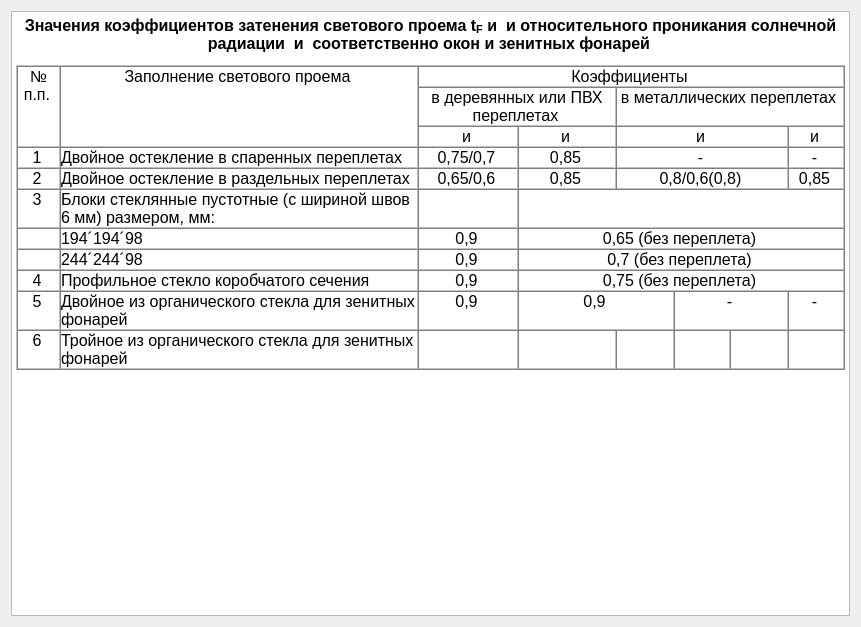
Above: t1t2dialog.ui from MafuraG/enegpassport before the change. Below: the same form after it.
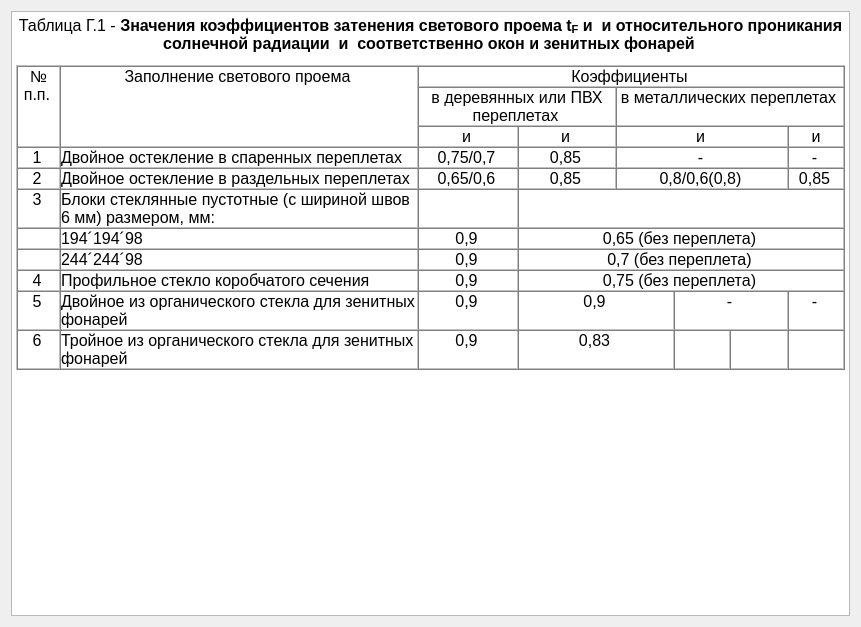
That is the form after the change. Icons and pictures are not drawn.

```diff
--- a/t1t2dialog.ui
+++ b/t1t2dialog.ui
@@ -24,7 +24,7 @@
 &lt;html&gt;&lt;head&gt;&lt;meta name=&quot;qrichtext&quot; content=&quot;1&quot; /&gt;&lt;style type=&quot;text/css&quot;&gt;
 p, li { white-space: pre-wrap; }
 &lt;/style&gt;&lt;/head&gt;&lt;body style=&quot; font-family:'MS Shell Dlg 2'; font-size:8.25pt; font-weight:400; font-style:normal;&quot;&gt;
-&lt;p align=&quot;center&quot; style=&quot; margin-top:12px; margin-bottom:12px; margin-left:0px; margin-right:0px; -qt-block-indent:0; text-indent:0px;&quot;&gt;&lt;span style=&quot; font-family:'Times New Roman,serif'; font-size:12pt; font-weight:600;&quot;&gt;Значения коэффициентов затенения светового проема &lt;/span&gt;&lt;img src=&quot;file:///C:\Users\mafurag\AppData\Local\Temp\msohtmlclip1\01\clip_image001.gif&quot; width=&quot;32&quot; height=&quot;24&quot; /&gt;&lt;span style=&quot; font-family:'Times New Roman,serif'; font-size:12pt; font-weight:600;&quot;&gt;t&lt;/span&gt;&lt;span style=&quot; font-family:'Times New Roman,serif'; font-size:12pt; font-weight:600; vertical-align:sub;&quot;&gt;F&lt;/span&gt;&lt;span style=&quot; font-family:'Times New Roman,serif'; font-size:12pt; font-weight:600;&quot;&gt; и &lt;/span&gt;&lt;img src=&quot;file:///C:\Users\mafurag\AppData\Local\Temp\msohtmlclip1\01\clip_image002.gif&quot; width=&quot;40&quot; height=&quot;25&quot; /&gt;&lt;span style=&quot; font-family:'Times New Roman,serif'; font-size:12pt; font-weight:600;&quot;&gt; и относительного проникания солнечной радиации &lt;/span&gt;&lt;img src=&quot;file:///C:\Users\mafurag\AppData\Local\Temp\msohtmlclip1\01\clip_image003.gif&quot; width=&quot;31&quot; height=&quot;24&quot; /&gt;&lt;span style=&quot; font-family:'Times New Roman,serif'; font-size:12pt; font-weight:600;&quot;&gt; и &lt;/span&gt;&lt;img src=&quot;file:///C:\Users\mafurag\AppData\Local\Temp\msohtmlclip1\01\clip_image004.gif&quot; width=&quot;39&quot; height=&quot;25&quot; /&gt;&lt;span style=&quot; font-family:'Times New Roman,serif'; font-size:12pt; font-weight:600;&quot;&gt; соответственно окон и зенитных фонарей&lt;/span&gt;&lt;span style=&quot; font-size:8pt;&quot;&gt; &lt;/span&gt;&lt;/p&gt;
+&lt;p align=&quot;center&quot; style=&quot; margin-top:12px; margin-bottom:12px; margin-left:0px; margin-right:0px; -qt-block-indent:0; text-indent:0px;&quot;&gt;&lt;span style=&quot; font-family:'Times New Roman,serif'; font-size:12pt;&quot;&gt;Таблица Г.1 - &lt;/span&gt;&lt;span style=&quot; font-family:'Times New Roman,serif'; font-size:12pt; font-weight:600;&quot;&gt;Значения коэффициентов затенения светового проема &lt;/span&gt;&lt;img src=&quot;:/clipimage/clipimage/clip_image001.png&quot; /&gt;&lt;span style=&quot; font-family:'Times New Roman,serif'; font-size:12pt; font-weight:600;&quot;&gt;t&lt;/span&gt;&lt;span style=&quot; font-family:'Times New Roman,serif'; font-size:12pt; font-weight:600; vertical-align:sub;&quot;&gt;F&lt;/span&gt;&lt;span style=&quot; font-family:'Times New Roman,serif'; font-size:12pt; font-weight:600;&quot;&gt; и &lt;/span&gt;&lt;img src=&quot;:/clipimage/clipimage/clip_image002.png&quot; width=&quot;40&quot; height=&quot;25&quot; /&gt;&lt;span style=&quot; font-family:'Times New Roman,serif'; font-size:12pt; font-weight:600;&quot;&gt; и относительного проникания солнечной радиации &lt;/span&gt;&lt;img src=&quot;:/clipimage/clipimage/clip_image003.png&quot; width=&quot;31&quot; height=&quot;24&quot; /&gt;&lt;span style=&quot; font-family:'Times New Roman,serif'; font-size:12pt; font-weight:600;&quot;&gt; и &lt;/span&gt;&lt;img src=&quot;:/clipimage/clipimage/clip_image004.png&quot; width=&quot;39&quot; height=&quot;25&quot; /&gt;&lt;span style=&quot; font-family:'Times New Roman,serif'; font-size:12pt; font-weight:600;&quot;&gt; соответственно окон и зенитных фонарей&lt;/span&gt;&lt;span style=&quot; font-size:8pt;&quot;&gt; &lt;/span&gt;&lt;/p&gt;
 &lt;p align=&quot;center&quot; style=&quot;-qt-paragraph-type:empty; margin-top:0px; margin-bottom:0px; margin-left:0px; margin-right:0px; -qt-block-indent:0; text-indent:0px; font-size:8pt;&quot;&gt;&lt;br /&gt;&lt;/p&gt;
 &lt;table border=&quot;1&quot; style=&quot; margin-top:0px; margin-bottom:0px; margin-left:0px; margin-right:0px;&quot; align=&quot;center&quot; width=&quot;100%&quot; cellspacing=&quot;0&quot; cellpadding=&quot;0&quot;&gt;&lt;thead&gt;
 &lt;tr&gt;
@@ -41,13 +41,13 @@
 &lt;p align=&quot;center&quot; style=&quot; margin-top:12px; margin-bottom:12px; margin-left:0px; margin-right:0px; -qt-block-indent:0; text-indent:0px;&quot;&gt;&lt;span style=&quot; font-family:'Times New Roman,serif'; font-size:12pt;&quot;&gt;в металлических переплетах&lt;/span&gt;&lt;span style=&quot; font-size:8pt;&quot;&gt; &lt;/span&gt;&lt;/p&gt;&lt;/td&gt;&lt;/tr&gt;
 &lt;tr&gt;
 &lt;td width=&quot;8.16667%&quot; style=&quot; padding-left:0; padding-right:0; padding-top:0; padding-bottom:0;&quot;&gt;
-&lt;p align=&quot;center&quot; style=&quot; margin-top:12px; margin-bottom:12px; margin-left:0px; margin-right:0px; -qt-block-indent:0; text-indent:0px;&quot;&gt;&lt;img src=&quot;file:///C:\Users\mafurag\AppData\Local\Temp\msohtmlclip1\01\clip_image001.gif&quot; width=&quot;32&quot; height=&quot;24&quot; /&gt;&lt;span style=&quot; font-family:'Times New Roman,serif'; font-size:12pt;&quot;&gt; и &lt;/span&gt;&lt;img src=&quot;file:///C:\Users\mafurag\AppData\Local\Temp\msohtmlclip1\01\clip_image002.gif&quot; width=&quot;40&quot; height=&quot;25&quot; /&gt;&lt;span style=&quot; font-size:8pt;&quot;&gt; &lt;/span&gt;&lt;/p&gt;&lt;/td&gt;
+&lt;p align=&quot;center&quot; style=&quot; margin-top:12px; margin-bottom:12px; margin-left:0px; margin-right:0px; -qt-block-indent:0; text-indent:0px;&quot;&gt;&lt;img src=&quot;:/clipimage/clipimage/clip_image001.png&quot; /&gt;&lt;span style=&quot; font-family:'Times New Roman,serif'; font-size:12pt;&quot;&gt; и &lt;/span&gt;&lt;img src=&quot;:/clipimage/clipimage/clip_image002.png&quot; /&gt;&lt;span style=&quot; font-size:8pt;&quot;&gt; &lt;/span&gt;&lt;/p&gt;&lt;/td&gt;
 &lt;td width=&quot;8.16667%&quot; style=&quot; padding-left:0; padding-right:0; padding-top:0; padding-bottom:0;&quot;&gt;
-&lt;p align=&quot;center&quot; style=&quot; margin-top:12px; margin-bottom:12px; margin-left:0px; margin-right:0px; -qt-block-indent:0; text-indent:0px;&quot;&gt;&lt;img src=&quot;file:///C:\Users\mafurag\AppData\Local\Temp\msohtmlclip1\01\clip_image003.gif&quot; width=&quot;31&quot; height=&quot;24&quot; /&gt;&lt;span style=&quot; font-family:'Times New Roman,serif'; font-size:12pt;&quot;&gt; и &lt;/span&gt;&lt;img src=&quot;file:///C:\Users\mafurag\AppData\Local\Temp\msohtmlclip1\01\clip_image004.gif&quot; width=&quot;39&quot; height=&quot;25&quot; /&gt;&lt;span style=&quot; font-size:8pt;&quot;&gt; &lt;/span&gt;&lt;/p&gt;&lt;/td&gt;
+&lt;p align=&quot;center&quot; style=&quot; margin-top:12px; margin-bottom:12px; margin-left:0px; margin-right:0px; -qt-block-indent:0; text-indent:0px;&quot;&gt;&lt;img src=&quot;:/clipimage/clipimage/clip_image003.png&quot; /&gt;&lt;span style=&quot; font-family:'Times New Roman,serif'; font-size:12pt;&quot;&gt; и &lt;/span&gt;&lt;img src=&quot;:/clipimage/clipimage/clip_image004.png&quot; /&gt;&lt;span style=&quot; font-size:8pt;&quot;&gt; &lt;/span&gt;&lt;/p&gt;&lt;/td&gt;
 &lt;td colspan=&quot;3&quot; style=&quot; padding-left:0; padding-right:0; padding-top:0; padding-bottom:0;&quot;&gt;
-&lt;p align=&quot;center&quot; style=&quot; margin-top:12px; margin-bottom:12px; margin-left:0px; margin-right:0px; -qt-block-indent:0; text-indent:0px;&quot;&gt;&lt;img src=&quot;file:///C:\Users\mafurag\AppData\Local\Temp\msohtmlclip1\01\clip_image001.gif&quot; width=&quot;32&quot; height=&quot;24&quot; /&gt;&lt;span style=&quot; font-family:'Times New Roman,serif'; font-size:12pt;&quot;&gt; и &lt;/span&gt;&lt;img src=&quot;file:///C:\Users\mafurag\AppData\Local\Temp\msohtmlclip1\01\clip_image002.gif&quot; width=&quot;40&quot; height=&quot;25&quot; /&gt;&lt;span style=&quot; font-size:8pt;&quot;&gt; &lt;/span&gt;&lt;/p&gt;&lt;/td&gt;
+&lt;p align=&quot;center&quot; style=&quot; margin-top:12px; margin-bottom:12px; margin-left:0px; margin-right:0px; -qt-block-indent:0; text-indent:0px;&quot;&gt;&lt;img src=&quot;:/clipimage/clipimage/clip_image001.png&quot; /&gt;&lt;span style=&quot; font-family:'Times New Roman,serif'; font-size:12pt;&quot;&gt; и &lt;/span&gt;&lt;img src=&quot;:/clipimage/clipimage/clip_image002.png&quot; /&gt;&lt;span style=&quot; font-size:8pt;&quot;&gt; &lt;/span&gt;&lt;/p&gt;&lt;/td&gt;
 &lt;td width=&quot;8.16667%&quot; style=&quot; padding-left:0; padding-right:0; padding-top:0; padding-bottom:0;&quot;&gt;
-&lt;p align=&quot;center&quot; style=&quot; margin-top:12px; margin-bottom:12px; margin-left:0px; margin-right:0px; -qt-block-indent:0; text-indent:0px;&quot;&gt;&lt;img src=&quot;file:///C:\Users\mafurag\AppData\Local\Temp\msohtmlclip1\01\clip_image003.gif&quot; width=&quot;31&quot; height=&quot;24&quot; /&gt;&lt;span style=&quot; font-family:'Times New Roman,serif'; font-size:12pt;&quot;&gt; и &lt;/span&gt;&lt;img src=&quot;file:///C:\Users\mafurag\AppData\Local\Temp\msohtmlclip1\01\clip_image004.gif&quot; width=&quot;39&quot; height=&quot;25&quot; /&gt;&lt;span style=&quot; font-size:8pt;&quot;&gt; &lt;/span&gt;&lt;/p&gt;&lt;/td&gt;&lt;/tr&gt;&lt;/thead&gt;
+&lt;p align=&quot;center&quot; style=&quot; margin-top:12px; margin-bottom:12px; margin-left:0px; margin-right:0px; -qt-block-indent:0; text-indent:0px;&quot;&gt;&lt;img src=&quot;:/clipimage/clipimage/clip_image003.png&quot; /&gt;&lt;span style=&quot; font-family:'Times New Roman,serif'; font-size:12pt;&quot;&gt; и &lt;/span&gt;&lt;img src=&quot;:/clipimage/clipimage/clip_image004.png&quot; /&gt;&lt;/p&gt;&lt;/td&gt;&lt;/tr&gt;&lt;/thead&gt;
 &lt;tr&gt;
 &lt;td style=&quot; vertical-align:top; padding-left:0; padding-right:0; padding-top:0; padding-bottom:0;&quot;&gt;
 &lt;p align=&quot;center&quot; style=&quot; margin-top:12px; margin-bottom:12px; margin-left:0px; margin-right:0px; -qt-block-indent:0; text-indent:0px;&quot;&gt;&lt;span style=&quot; font-family:'Times New Roman,serif'; font-size:12pt;&quot;&gt;1&lt;/span&gt;&lt;span style=&quot; font-size:8pt;&quot;&gt; &lt;/span&gt;&lt;/p&gt;&lt;/td&gt;
@@ -80,12 +80,12 @@
 &lt;td style=&quot; vertical-align:top; padding-left:0; padding-right:0; padding-top:0; padding-bottom:0;&quot;&gt;
 &lt;p style=&quot; margin-top:12px; margin-bottom:12px; margin-left:0px; margin-right:0px; -qt-block-indent:0; text-indent:0px;&quot;&gt;&lt;span style=&quot; font-family:'Times New Roman,serif'; font-size:12pt;&quot;&gt;Блоки стеклянные пустотные (с шириной швов 6 мм) размером, мм:&lt;/span&gt;&lt;span style=&quot; font-size:8pt;&quot;&gt; &lt;/span&gt;&lt;/p&gt;&lt;/td&gt;
 &lt;td style=&quot; vertical-align:top; padding-left:0; padding-right:0; padding-top:0; padding-bottom:0;&quot;&gt;
-&lt;p align=&quot;center&quot; style=&quot; margin-top:12px; margin-bottom:12px; margin-left:0px; margin-right:0px; -qt-block-indent:0; text-indent:0px;&quot;&gt;&lt;span style=&quot; font-family:'Times New Roman,serif'; font-size:12pt;&quot;&gt; &lt;/span&gt;&lt;span style=&quot; font-size:8pt;&quot;&gt; &lt;/span&gt;&lt;/p&gt;&lt;/td&gt;
+&lt;p align=&quot;center&quot; style=&quot; margin-top:12px; margin-bottom:12px; margin-left:0px; margin-right:0px; -qt-block-indent:0; text-indent:0px;&quot;&gt;&lt;span style=&quot; font-family:'Times New Roman,serif'; font-size:12pt;&quot;&gt; &lt;/span&gt;&lt;span style=&quot; font-size:8pt;&quot;&gt; &lt;/span&gt;&lt;/p&gt;&lt;/td&gt;
 &lt;td colspan=&quot;5&quot; style=&quot; vertical-align:top; padding-left:0; padding-right:0; padding-top:0; padding-bottom:0;&quot;&gt;
-&lt;p align=&quot;center&quot; style=&quot; margin-top:12px; margin-bottom:12px; margin-left:0px; margin-right:0px; -qt-block-indent:0; text-indent:0px;&quot;&gt;&lt;span style=&quot; font-family:'Times New Roman,serif'; font-size:12pt;&quot;&gt; &lt;/span&gt;&lt;span style=&quot; font-size:8pt;&quot;&gt; &lt;/span&gt;&lt;/p&gt;&lt;/td&gt;&lt;/tr&gt;
+&lt;p align=&quot;center&quot; style=&quot; margin-top:12px; margin-bottom:12px; margin-left:0px; margin-right:0px; -qt-block-indent:0; text-indent:0px;&quot;&gt;&lt;span style=&quot; font-family:'Times New Roman,serif'; font-size:12pt;&quot;&gt; &lt;/span&gt;&lt;span style=&quot; font-size:8pt;&quot;&gt; &lt;/span&gt;&lt;/p&gt;&lt;/td&gt;&lt;/tr&gt;
 &lt;tr&gt;
 &lt;td style=&quot; vertical-align:top; padding-left:0; padding-right:0; padding-top:0; padding-bottom:0;&quot;&gt;
-&lt;p align=&quot;center&quot; style=&quot; margin-top:12px; margin-bottom:12px; margin-left:0px; margin-right:0px; -qt-block-indent:0; text-indent:0px;&quot;&gt;&lt;span style=&quot; font-family:'Times New Roman,serif'; font-size:12pt;&quot;&gt; &lt;/span&gt;&lt;span style=&quot; font-size:8pt;&quot;&gt; &lt;/span&gt;&lt;/p&gt;&lt;/td&gt;
+&lt;p align=&quot;center&quot; style=&quot; margin-top:12px; margin-bottom:12px; margin-left:0px; margin-right:0px; -qt-block-indent:0; text-indent:0px;&quot;&gt;&lt;span style=&quot; font-family:'Times New Roman,serif'; font-size:12pt;&quot;&gt; &lt;/span&gt;&lt;span style=&quot; font-size:8pt;&quot;&gt; &lt;/span&gt;&lt;/p&gt;&lt;/td&gt;
 &lt;td style=&quot; vertical-align:top; padding-left:0; padding-right:0; padding-top:0; padding-bottom:0;&quot;&gt;
 &lt;p style=&quot; margin-top:12px; margin-bottom:12px; margin-left:0px; margin-right:0px; -qt-block-indent:0; text-indent:0px;&quot;&gt;&lt;span style=&quot; font-family:'Times New Roman,serif'; font-size:12pt;&quot;&gt;194´194´98&lt;/span&gt;&lt;span style=&quot; font-size:8pt;&quot;&gt; &lt;/span&gt;&lt;/p&gt;&lt;/td&gt;
 &lt;td style=&quot; vertical-align:top; padding-left:0; padding-right:0; padding-top:0; padding-bottom:0;&quot;&gt;
@@ -94,7 +94,7 @@
 &lt;p align=&quot;center&quot; style=&quot; margin-top:12px; margin-bottom:12px; margin-left:0px; margin-right:0px; -qt-block-indent:0; text-indent:0px;&quot;&gt;&lt;span style=&quot; font-family:'Times New Roman,serif'; font-size:12pt;&quot;&gt;0,65 (без переплета)&lt;/span&gt;&lt;span style=&quot; font-size:8pt;&quot;&gt; &lt;/span&gt;&lt;/p&gt;&lt;/td&gt;&lt;/tr&gt;
 &lt;tr&gt;
 &lt;td style=&quot; vertical-align:top; padding-left:0; padding-right:0; padding-top:0; padding-bottom:0;&quot;&gt;
-&lt;p align=&quot;center&quot; style=&quot; margin-top:12px; margin-bottom:12px; margin-left:0px; margin-right:0px; -qt-block-indent:0; text-indent:0px;&quot;&gt;&lt;span style=&quot; font-family:'Times New Roman,serif'; font-size:12pt;&quot;&gt; &lt;/span&gt;&lt;span style=&quot; font-size:8pt;&quot;&gt; &lt;/span&gt;&lt;/p&gt;&lt;/td&gt;
+&lt;p align=&quot;center&quot; style=&quot; margin-top:12px; margin-bottom:12px; margin-left:0px; margin-right:0px; -qt-block-indent:0; text-indent:0px;&quot;&gt;&lt;span style=&quot; font-family:'Times New Roman,serif'; font-size:12pt;&quot;&gt; &lt;/span&gt;&lt;span style=&quot; font-size:8pt;&quot;&gt; &lt;/span&gt;&lt;/p&gt;&lt;/td&gt;
 &lt;td style=&quot; vertical-align:top; padding-left:0; padding-right:0; padding-top:0; padding-bottom:0;&quot;&gt;
 &lt;p style=&quot; margin-top:12px; margin-bottom:12px; margin-left:0px; margin-right:0px; -qt-block-indent:0; text-indent:0px;&quot;&gt;&lt;span style=&quot; font-family:'Times New Roman,serif'; font-size:12pt;&quot;&gt;244´244´98&lt;/span&gt;&lt;span style=&quot; font-size:8pt;&quot;&gt; &lt;/span&gt;&lt;/p&gt;&lt;/td&gt;
 &lt;td style=&quot; vertical-align:top; padding-left:0; padding-right:0; padding-top:0; padding-bottom:0;&quot;&gt;
@@ -155,13 +155,13 @@
 &lt;td style=&quot; vertical-align:top; padding-left:0; padding-right:0; padding-top:0; padding-bottom:0;&quot;&gt;
 &lt;p style=&quot; margin-top:12px; margin-bottom:12px; margin-left:0px; margin-right:0px; -qt-block-indent:0; text-indent:0px;&quot;&gt;&lt;span style=&quot; font-family:'Times New Roman,serif'; font-size:12pt;&quot;&gt;Однокамерный стеклопакет из стекла:&lt;/span&gt;&lt;span style=&quot; font-size:8pt;&quot;&gt; &lt;/span&gt;&lt;/p&gt;&lt;/td&gt;
 &lt;td style=&quot; vertical-align:top; padding-left:0; padding-right:0; padding-top:0; padding-bottom:0;&quot;&gt;
-&lt;p align=&quot;center&quot; style=&quot; margin-top:12px; margin-bottom:12px; margin-left:0px; margin-right:0px; -qt-block-indent:0; text-indent:0px;&quot;&gt;&lt;span style=&quot; font-family:'Times New Roman,serif'; font-size:12pt;&quot;&gt; &lt;/span&gt;&lt;span style=&quot; font-size:8pt;&quot;&gt; &lt;/span&gt;&lt;/p&gt;&lt;/td&gt;
+&lt;p align=&quot;center&quot; style=&quot; margin-top:12px; margin-bottom:12px; margin-left:0px; margin-right:0px; -qt-block-indent:0; text-indent:0px;&quot;&gt;&lt;span style=&quot; font-family:'Times New Roman,serif'; font-size:12pt;&quot;&gt; &lt;/span&gt;&lt;span style=&quot; font-size:8pt;&quot;&gt; &lt;/span&gt;&lt;/p&gt;&lt;/td&gt;
 &lt;td colspan=&quot;2&quot; style=&quot; vertical-align:top; padding-left:0; padding-right:0; padding-top:0; padding-bottom:0;&quot;&gt;
-&lt;p align=&quot;center&quot; style=&quot; margin-top:12px; margin-bottom:12px; margin-left:0px; margin-right:0px; -qt-block-indent:0; text-indent:0px;&quot;&gt;&lt;span style=&quot; font-family:'Times New Roman,serif'; font-size:12pt;&quot;&gt; &lt;/span&gt;&lt;span style=&quot; font-size:8pt;&quot;&gt; &lt;/span&gt;&lt;/p&gt;&lt;/td&gt;
+&lt;p align=&quot;center&quot; style=&quot; margin-top:12px; margin-bottom:12px; margin-left:0px; margin-right:0px; -qt-block-indent:0; text-indent:0px;&quot;&gt;&lt;span style=&quot; font-family:'Times New Roman,serif'; font-size:12pt;&quot;&gt; &lt;/span&gt;&lt;span style=&quot; font-size:8pt;&quot;&gt; &lt;/span&gt;&lt;/p&gt;&lt;/td&gt;
 &lt;td colspan=&quot;2&quot; style=&quot; vertical-align:top; padding-left:0; padding-right:0; padding-top:0; padding-bottom:0;&quot;&gt;
-&lt;p align=&quot;center&quot; style=&quot; margin-top:12px; margin-bottom:12px; margin-left:0px; margin-right:0px; -qt-block-indent:0; text-indent:0px;&quot;&gt;&lt;span style=&quot; font-family:'Times New Roman,serif'; font-size:12pt;&quot;&gt; &lt;/span&gt;&lt;span style=&quot; font-size:8pt;&quot;&gt; &lt;/span&gt;&lt;/p&gt;&lt;/td&gt;
+&lt;p align=&quot;center&quot; style=&quot; margin-top:12px; margin-bottom:12px; margin-left:0px; margin-right:0px; -qt-block-indent:0; text-indent:0px;&quot;&gt;&lt;span style=&quot; font-family:'Times New Roman,serif'; font-size:12pt;&quot;&gt; &lt;/span&gt;&lt;span style=&quot; font-size:8pt;&quot;&gt; &lt;/span&gt;&lt;/p&gt;&lt;/td&gt;
 &lt;td style=&quot; vertical-align:top; padding-left:0; padding-right:0; padding-top:0; padding-bottom:0;&quot;&gt;
-&lt;p align=&quot;center&quot; style=&quot; margin-top:12px; margin-bottom:12px; margin-left:0px; margin-right:0px; -qt-block-indent:0; text-indent:0px;&quot;&gt;&lt;span style=&quot; font-family:'Times New Roman,serif'; font-size:12pt;&quot;&gt; &lt;/span&gt;&lt;span style=&quot; font-size:8pt;&quot;&gt; &lt;/span&gt;&lt;/p&gt;&lt;/td&gt;&lt;/tr&gt;
+&lt;p align=&quot;center&quot; style=&quot; margin-top:12px; margin-bottom:12px; margin-left:0px; margin-right:0px; -qt-block-indent:0; text-indent:0px;&quot;&gt;&lt;span style=&quot; font-family:'Times New Roman,serif'; font-size:12pt;&quot;&gt; &lt;/span&gt;&lt;span style=&quot; font-size:8pt;&quot;&gt; &lt;/span&gt;&lt;/p&gt;&lt;/td&gt;&lt;/tr&gt;
 &lt;tr&gt;
 &lt;td style=&quot; vertical-align:top; padding-left:0; padding-right:0; padding-top:0; padding-bottom:0;&quot;&gt;
 &lt;p style=&quot; margin-top:12px; margin-bottom:12px; margin-left:0px; margin-right:0px; -qt-block-indent:0; text-indent:0px;&quot;&gt;&lt;span style=&quot; font-family:'Times New Roman,serif'; font-size:12pt;&quot;&gt;обычного&lt;/span&gt;&lt;span style=&quot; font-size:8pt;&quot;&gt; &lt;/span&gt;&lt;/p&gt;&lt;/td&gt;
@@ -201,13 +201,13 @@
 &lt;td style=&quot; vertical-align:top; padding-left:0; padding-right:0; padding-top:0; padding-bottom:0;&quot;&gt;
 &lt;p style=&quot; margin-top:12px; margin-bottom:12px; margin-left:0px; margin-right:0px; -qt-block-indent:0; text-indent:0px;&quot;&gt;&lt;span style=&quot; font-family:'Times New Roman,serif'; font-size:12pt;&quot;&gt;Двухкамерный стеклопакет из стекла:&lt;/span&gt;&lt;span style=&quot; font-size:8pt;&quot;&gt; &lt;/span&gt;&lt;/p&gt;&lt;/td&gt;
 &lt;td style=&quot; vertical-align:top; padding-left:0; padding-right:0; padding-top:0; padding-bottom:0;&quot;&gt;
-&lt;p align=&quot;center&quot; style=&quot; margin-top:12px; margin-bottom:12px; margin-left:0px; margin-right:0px; -qt-block-indent:0; text-indent:0px;&quot;&gt;&lt;span style=&quot; font-family:'Times New Roman,serif'; font-size:12pt;&quot;&gt; &lt;/span&gt;&lt;span style=&quot; font-size:8pt;&quot;&gt; &lt;/span&gt;&lt;/p&gt;&lt;/td&gt;
+&lt;p align=&quot;center&quot; style=&quot; margin-top:12px; margin-bottom:12px; margin-left:0px; margin-right:0px; -qt-block-indent:0; text-indent:0px;&quot;&gt;&lt;span style=&quot; font-family:'Times New Roman,serif'; font-size:12pt;&quot;&gt; &lt;/span&gt;&lt;span style=&quot; font-size:8pt;&quot;&gt; &lt;/span&gt;&lt;/p&gt;&lt;/td&gt;
 &lt;td colspan=&quot;2&quot; style=&quot; vertical-align:top; padding-left:0; padding-right:0; padding-top:0; padding-bottom:0;&quot;&gt;
-&lt;p align=&quot;center&quot; style=&quot; margin-top:12px; margin-bottom:12px; margin-left:0px; margin-right:0px; -qt-block-indent:0; text-indent:0px;&quot;&gt;&lt;span style=&quot; font-family:'Times New Roman,serif'; font-size:12pt;&quot;&gt; &lt;/span&gt;&lt;span style=&quot; font-size:8pt;&quot;&gt; &lt;/span&gt;&lt;/p&gt;&lt;/td&gt;
+&lt;p align=&quot;center&quot; style=&quot; margin-top:12px; margin-bottom:12px; margin-left:0px; margin-right:0px; -qt-block-indent:0; text-indent:0px;&quot;&gt;&lt;span style=&quot; font-family:'Times New Roman,serif'; font-size:12pt;&quot;&gt; &lt;/span&gt;&lt;span style=&quot; font-size:8pt;&quot;&gt; &lt;/span&gt;&lt;/p&gt;&lt;/td&gt;
 &lt;td colspan=&quot;2&quot; style=&quot; vertical-align:top; padding-left:0; padding-right:0; padding-top:0; padding-bottom:0;&quot;&gt;
-&lt;p align=&quot;center&quot; style=&quot; margin-top:12px; margin-bottom:12px; margin-left:0px; margin-right:0px; -qt-block-indent:0; text-indent:0px;&quot;&gt;&lt;span style=&quot; font-family:'Times New Roman,serif'; font-size:12pt;&quot;&gt; &lt;/span&gt;&lt;span style=&quot; font-size:8pt;&quot;&gt; &lt;/span&gt;&lt;/p&gt;&lt;/td&gt;
+&lt;p align=&quot;center&quot; style=&quot; margin-top:12px; margin-bottom:12px; margin-left:0px; margin-right:0px; -qt-block-indent:0; text-indent:0px;&quot;&gt;&lt;span style=&quot; font-family:'Times New Roman,serif'; font-size:12pt;&quot;&gt; &lt;/span&gt;&lt;span style=&quot; font-size:8pt;&quot;&gt; &lt;/span&gt;&lt;/p&gt;&lt;/td&gt;
 &lt;td style=&quot; vertical-align:top; padding-left:0; padding-right:0; padding-top:0; padding-bottom:0;&quot;&gt;
-&lt;p align=&quot;center&quot; style=&quot; margin-top:12px; margin-bottom:12px; margin-left:0px; margin-right:0px; -qt-block-indent:0; text-indent:0px;&quot;&gt;&lt;span style=&quot; font-family:'Times New Roman,serif'; font-size:12pt;&quot;&gt; &lt;/span&gt;&lt;span style=&quot; font-size:8pt;&quot;&gt; &lt;/span&gt;&lt;/p&gt;&lt;/td&gt;&lt;/tr&gt;
+&lt;p align=&quot;center&quot; style=&quot; margin-top:12px; margin-bottom:12px; margin-left:0px; margin-right:0px; -qt-block-indent:0; text-indent:0px;&quot;&gt;&lt;span style=&quot; font-family:'Times New Roman,serif'; font-size:12pt;&quot;&gt; &lt;/span&gt;&lt;span style=&quot; font-size:8pt;&quot;&gt; &lt;/span&gt;&lt;/p&gt;&lt;/td&gt;&lt;/tr&gt;
 &lt;tr&gt;
 &lt;td style=&quot; vertical-align:top; padding-left:0; padding-right:0; padding-top:0; padding-bottom:0;&quot;&gt;
 &lt;p style=&quot; margin-top:12px; margin-bottom:12px; margin-left:0px; margin-right:0px; -qt-block-indent:0; text-indent:0px;&quot;&gt;&lt;span style=&quot; font-family:'Times New Roman,serif'; font-size:12pt;&quot;&gt;обычного (с межстекольным расстоянием 6 мм)&lt;/span&gt;&lt;span style=&quot; font-size:8pt;&quot;&gt; &lt;/span&gt;&lt;/p&gt;&lt;/td&gt;
@@ -269,13 +269,13 @@
 &lt;td style=&quot; vertical-align:top; padding-left:0; padding-right:0; padding-top:0; padding-bottom:0;&quot;&gt;
 &lt;p style=&quot; margin-top:12px; margin-bottom:12px; margin-left:0px; margin-right:0px; -qt-block-indent:0; text-indent:0px;&quot;&gt;&lt;span style=&quot; font-family:'Times New Roman,serif'; font-size:12pt;&quot;&gt;Обычное стекло и однокамерный стеклопакет в раздельных переплетах из стекла:&lt;/span&gt;&lt;span style=&quot; font-size:8pt;&quot;&gt; &lt;/span&gt;&lt;/p&gt;&lt;/td&gt;
 &lt;td style=&quot; vertical-align:top; padding-left:0; padding-right:0; padding-top:0; padding-bottom:0;&quot;&gt;
-&lt;p align=&quot;center&quot; style=&quot; margin-top:12px; margin-bottom:12px; margin-left:0px; margin-right:0px; -qt-block-indent:0; text-indent:0px;&quot;&gt;&lt;span style=&quot; font-family:'Times New Roman,serif'; font-size:12pt;&quot;&gt; &lt;/span&gt;&lt;span style=&quot; font-size:8pt;&quot;&gt; &lt;/span&gt;&lt;/p&gt;&lt;/td&gt;
+&lt;p align=&quot;center&quot; style=&quot; margin-top:12px; margin-bottom:12px; margin-left:0px; margin-right:0px; -qt-block-indent:0; text-indent:0px;&quot;&gt;&lt;span style=&quot; font-family:'Times New Roman,serif'; font-size:12pt;&quot;&gt; &lt;/span&gt;&lt;span style=&quot; font-size:8pt;&quot;&gt; &lt;/span&gt;&lt;/p&gt;&lt;/td&gt;
 &lt;td colspan=&quot;2&quot; style=&quot; vertical-align:top; padding-left:0; padding-right:0; padding-top:0; padding-bottom:0;&quot;&gt;
-&lt;p align=&quot;center&quot; style=&quot; margin-top:12px; margin-bottom:12px; margin-left:0px; margin-right:0px; -qt-block-indent:0; text-indent:0px;&quot;&gt;&lt;span style=&quot; font-family:'Times New Roman,serif'; font-size:12pt;&quot;&gt; &lt;/span&gt;&lt;span style=&quot; font-size:8pt;&quot;&gt; &lt;/span&gt;&lt;/p&gt;&lt;/td&gt;
+&lt;p align=&quot;center&quot; style=&quot; margin-top:12px; margin-bottom:12px; margin-left:0px; margin-right:0px; -qt-block-indent:0; text-indent:0px;&quot;&gt;&lt;span style=&quot; font-family:'Times New Roman,serif'; font-size:12pt;&quot;&gt; &lt;/span&gt;&lt;span style=&quot; font-size:8pt;&quot;&gt; &lt;/span&gt;&lt;/p&gt;&lt;/td&gt;
 &lt;td colspan=&quot;2&quot; style=&quot; vertical-align:top; padding-left:0; padding-right:0; padding-top:0; padding-bottom:0;&quot;&gt;
-&lt;p align=&quot;center&quot; style=&quot; margin-top:12px; margin-bottom:12px; margin-left:0px; margin-right:0px; -qt-block-indent:0; text-indent:0px;&quot;&gt;&lt;span style=&quot; font-family:'Times New Roman,serif'; font-size:12pt;&quot;&gt; &lt;/span&gt;&lt;span style=&quot; font-size:8pt;&quot;&gt; &lt;/span&gt;&lt;/p&gt;&lt;/td&gt;
+&lt;p align=&quot;center&quot; style=&quot; margin-top:12px; margin-bottom:12px; margin-left:0px; margin-right:0px; -qt-block-indent:0; text-indent:0px;&quot;&gt;&lt;span style=&quot; font-family:'Times New Roman,serif'; font-size:12pt;&quot;&gt; &lt;/span&gt;&lt;span style=&quot; font-size:8pt;&quot;&gt; &lt;/span&gt;&lt;/p&gt;&lt;/td&gt;
 &lt;td style=&quot; vertical-align:top; padding-left:0; padding-right:0; padding-top:0; padding-bottom:0;&quot;&gt;
-&lt;p align=&quot;center&quot; style=&quot; margin-top:12px; margin-bottom:12px; margin-left:0px; margin-right:0px; -qt-block-indent:0; text-indent:0px;&quot;&gt;&lt;span style=&quot; font-family:'Times New Roman,serif'; font-size:12pt;&quot;&gt; &lt;/span&gt;&lt;span style=&quot; font-size:8pt;&quot;&gt; &lt;/span&gt;&lt;/p&gt;&lt;/td&gt;&lt;/tr&gt;
+&lt;p align=&quot;center&quot; style=&quot; margin-top:12px; margin-bottom:12px; margin-left:0px; margin-right:0px; -qt-block-indent:0; text-indent:0px;&quot;&gt;&lt;span style=&quot; font-family:'Times New Roman,serif'; font-size:12pt;&quot;&gt; &lt;/span&gt;&lt;span style=&quot; font-size:8pt;&quot;&gt; &lt;/span&gt;&lt;/p&gt;&lt;/td&gt;&lt;/tr&gt;
 &lt;tr&gt;
 &lt;td style=&quot; vertical-align:top; padding-left:0; padding-right:0; padding-top:0; padding-bottom:0;&quot;&gt;
 &lt;p style=&quot; margin-top:12px; margin-bottom:12px; margin-left:0px; margin-right:0px; -qt-block-indent:0; text-indent:0px;&quot;&gt;&lt;span style=&quot; font-family:'Times New Roman,serif'; font-size:12pt;&quot;&gt;обычного&lt;/span&gt;&lt;span style=&quot; font-size:8pt;&quot;&gt; &lt;/span&gt;&lt;/p&gt;&lt;/td&gt;
@@ -317,22 +317,22 @@
 &lt;td colspan=&quot;2&quot; style=&quot; vertical-align:top; padding-left:0; padding-right:0; padding-top:0; padding-bottom:0;&quot;&gt;
 &lt;p align=&quot;center&quot; style=&quot; margin-top:12px; margin-bottom:12px; margin-left:0px; margin-right:0px; -qt-block-indent:0; text-indent:0px;&quot;&gt;&lt;span style=&quot; font-family:'Times New Roman,serif'; font-size:12pt;&quot;&gt;0,51&lt;/span&gt;&lt;span style=&quot; font-size:8pt;&quot;&gt; &lt;/span&gt;&lt;/p&gt;&lt;/td&gt;
 &lt;td colspan=&quot;2&quot; style=&quot; vertical-align:top; padding-left:0; padding-right:0; padding-top:0; padding-bottom:0;&quot;&gt;
-&lt;p align=&quot;center&quot; style=&quot; margin-top:12px; margin-bottom:12px; margin-left:0px; margin-right:0px; -qt-block-indent:0; text-indent:0px;&quot;&gt;&lt;span style=&quot; font-family:'Times New Roman,serif'; font-size:12pt;&quot;&gt; &lt;/span&gt;&lt;span style=&quot; font-size:8pt;&quot;&gt; &lt;/span&gt;&lt;/p&gt;&lt;/td&gt;
+&lt;p align=&quot;center&quot; style=&quot; margin-top:12px; margin-bottom:12px; margin-left:0px; margin-right:0px; -qt-block-indent:0; text-indent:0px;&quot;&gt;&lt;span style=&quot; font-family:'Times New Roman,serif'; font-size:12pt;&quot;&gt; &lt;/span&gt;&lt;span style=&quot; font-size:8pt;&quot;&gt; &lt;/span&gt;&lt;/p&gt;&lt;/td&gt;
 &lt;td style=&quot; vertical-align:top; padding-left:0; padding-right:0; padding-top:0; padding-bottom:0;&quot;&gt;
-&lt;p align=&quot;center&quot; style=&quot; margin-top:12px; margin-bottom:12px; margin-left:0px; margin-right:0px; -qt-block-indent:0; text-indent:0px;&quot;&gt;&lt;span style=&quot; font-family:'Times New Roman,serif'; font-size:12pt;&quot;&gt; &lt;/span&gt;&lt;span style=&quot; font-size:8pt;&quot;&gt; &lt;/span&gt;&lt;/p&gt;&lt;/td&gt;&lt;/tr&gt;
+&lt;p align=&quot;center&quot; style=&quot; margin-top:12px; margin-bottom:12px; margin-left:0px; margin-right:0px; -qt-block-indent:0; text-indent:0px;&quot;&gt;&lt;span style=&quot; font-family:'Times New Roman,serif'; font-size:12pt;&quot;&gt; &lt;/span&gt;&lt;span style=&quot; font-size:8pt;&quot;&gt; &lt;/span&gt;&lt;/p&gt;&lt;/td&gt;&lt;/tr&gt;
 &lt;tr&gt;
 &lt;td rowspan=&quot;5&quot; style=&quot; vertical-align:top; padding-left:0; padding-right:0; padding-top:0; padding-bottom:0;&quot;&gt;
 &lt;p align=&quot;center&quot; style=&quot; margin-top:12px; margin-bottom:12px; margin-left:0px; margin-right:0px; -qt-block-indent:0; text-indent:0px;&quot;&gt;&lt;span style=&quot; font-family:'Times New Roman,serif'; font-size:12pt;&quot;&gt;11&lt;/span&gt;&lt;span style=&quot; font-size:8pt;&quot;&gt; &lt;/span&gt;&lt;/p&gt;&lt;/td&gt;
 &lt;td style=&quot; vertical-align:top; padding-left:0; padding-right:0; padding-top:0; padding-bottom:0;&quot;&gt;
 &lt;p style=&quot; margin-top:12px; margin-bottom:12px; margin-left:0px; margin-right:0px; -qt-block-indent:0; text-indent:0px;&quot;&gt;&lt;span style=&quot; font-family:'Times New Roman,serif'; font-size:12pt;&quot;&gt;Обычное стекло и двухкамерный стеклопакет в раздельных переплетах из стекла:&lt;/span&gt;&lt;span style=&quot; font-size:8pt;&quot;&gt; &lt;/span&gt;&lt;/p&gt;&lt;/td&gt;
 &lt;td style=&quot; vertical-align:top; padding-left:0; padding-right:0; padding-top:0; padding-bottom:0;&quot;&gt;
-&lt;p align=&quot;center&quot; style=&quot; margin-top:12px; margin-bottom:12px; margin-left:0px; margin-right:0px; -qt-block-indent:0; text-indent:0px;&quot;&gt;&lt;span style=&quot; font-family:'Times New Roman,serif'; font-size:12pt;&quot;&gt; &lt;/span&gt;&lt;span style=&quot; font-size:8pt;&quot;&gt; &lt;/span&gt;&lt;/p&gt;&lt;/td&gt;
+&lt;p align=&quot;center&quot; style=&quot; margin-top:12px; margin-bottom:12px; margin-left:0px; margin-right:0px; -qt-block-indent:0; text-indent:0px;&quot;&gt;&lt;span style=&quot; font-family:'Times New Roman,serif'; font-size:12pt;&quot;&gt; &lt;/span&gt;&lt;span style=&quot; font-size:8pt;&quot;&gt; &lt;/span&gt;&lt;/p&gt;&lt;/td&gt;
 &lt;td colspan=&quot;2&quot; style=&quot; vertical-align:top; padding-left:0; padding-right:0; padding-top:0; padding-bottom:0;&quot;&gt;
-&lt;p align=&quot;center&quot; style=&quot; margin-top:12px; margin-bottom:12px; margin-left:0px; margin-right:0px; -qt-block-indent:0; text-indent:0px;&quot;&gt;&lt;span style=&quot; font-family:'Times New Roman,serif'; font-size:12pt;&quot;&gt; &lt;/span&gt;&lt;span style=&quot; font-size:8pt;&quot;&gt; &lt;/span&gt;&lt;/p&gt;&lt;/td&gt;
+&lt;p align=&quot;center&quot; style=&quot; margin-top:12px; margin-bottom:12px; margin-left:0px; margin-right:0px; -qt-block-indent:0; text-indent:0px;&quot;&gt;&lt;span style=&quot; font-family:'Times New Roman,serif'; font-size:12pt;&quot;&gt; &lt;/span&gt;&lt;span style=&quot; font-size:8pt;&quot;&gt; &lt;/span&gt;&lt;/p&gt;&lt;/td&gt;
 &lt;td colspan=&quot;2&quot; style=&quot; vertical-align:top; padding-left:0; padding-right:0; padding-top:0; padding-bottom:0;&quot;&gt;
-&lt;p align=&quot;center&quot; style=&quot; margin-top:12px; margin-bottom:12px; margin-left:0px; margin-right:0px; -qt-block-indent:0; text-indent:0px;&quot;&gt;&lt;span style=&quot; font-family:'Times New Roman,serif'; font-size:12pt;&quot;&gt; &lt;/span&gt;&lt;span style=&quot; font-size:8pt;&quot;&gt; &lt;/span&gt;&lt;/p&gt;&lt;/td&gt;
+&lt;p align=&quot;center&quot; style=&quot; margin-top:12px; margin-bottom:12px; margin-left:0px; margin-right:0px; -qt-block-indent:0; text-indent:0px;&quot;&gt;&lt;span style=&quot; font-family:'Times New Roman,serif'; font-size:12pt;&quot;&gt; &lt;/span&gt;&lt;span style=&quot; font-size:8pt;&quot;&gt; &lt;/span&gt;&lt;/p&gt;&lt;/td&gt;
 &lt;td style=&quot; vertical-align:top; padding-left:0; padding-right:0; padding-top:0; padding-bottom:0;&quot;&gt;
-&lt;p align=&quot;center&quot; style=&quot; margin-top:12px; margin-bottom:12px; margin-left:0px; margin-right:0px; -qt-block-indent:0; text-indent:0px;&quot;&gt;&lt;span style=&quot; font-family:'Times New Roman,serif'; font-size:12pt;&quot;&gt; &lt;/span&gt;&lt;span style=&quot; font-size:8pt;&quot;&gt; &lt;/span&gt;&lt;/p&gt;&lt;/td&gt;&lt;/tr&gt;
+&lt;p align=&quot;center&quot; style=&quot; margin-top:12px; margin-bottom:12px; margin-left:0px; margin-right:0px; -qt-block-indent:0; text-indent:0px;&quot;&gt;&lt;span style=&quot; font-family:'Times New Roman,serif'; font-size:12pt;&quot;&gt; &lt;/span&gt;&lt;span style=&quot; font-size:8pt;&quot;&gt; &lt;/span&gt;&lt;/p&gt;&lt;/td&gt;&lt;/tr&gt;
 &lt;tr&gt;
 &lt;td style=&quot; vertical-align:top; padding-left:0; padding-right:0; padding-top:0; padding-bottom:0;&quot;&gt;
 &lt;p style=&quot; margin-top:12px; margin-bottom:12px; margin-left:0px; margin-right:0px; -qt-block-indent:0; text-indent:0px;&quot;&gt;&lt;span style=&quot; font-family:'Times New Roman,serif'; font-size:12pt;&quot;&gt;обычного&lt;/span&gt;&lt;span style=&quot; font-size:8pt;&quot;&gt; &lt;/span&gt;&lt;/p&gt;&lt;/td&gt;
@@ -374,9 +374,9 @@
 &lt;td colspan=&quot;2&quot; style=&quot; vertical-align:top; padding-left:0; padding-right:0; padding-top:0; padding-bottom:0;&quot;&gt;
 &lt;p align=&quot;center&quot; style=&quot; margin-top:12px; margin-bottom:12px; margin-left:0px; margin-right:0px; -qt-block-indent:0; text-indent:0px;&quot;&gt;&lt;span style=&quot; font-family:'Times New Roman,serif'; font-size:12pt;&quot;&gt;0,48&lt;/span&gt;&lt;span style=&quot; font-size:8pt;&quot;&gt; &lt;/span&gt;&lt;/p&gt;&lt;/td&gt;
 &lt;td colspan=&quot;2&quot; style=&quot; vertical-align:top; padding-left:0; padding-right:0; padding-top:0; padding-bottom:0;&quot;&gt;
-&lt;p align=&quot;center&quot; style=&quot; margin-top:12px; margin-bottom:12px; margin-left:0px; margin-right:0px; -qt-block-indent:0; text-indent:0px;&quot;&gt;&lt;span style=&quot; font-family:'Times New Roman,serif'; font-size:12pt;&quot;&gt; &lt;/span&gt;&lt;span style=&quot; font-size:8pt;&quot;&gt; &lt;/span&gt;&lt;/p&gt;&lt;/td&gt;
+&lt;p align=&quot;center&quot; style=&quot; margin-top:12px; margin-bottom:12px; margin-left:0px; margin-right:0px; -qt-block-indent:0; text-indent:0px;&quot;&gt;&lt;span style=&quot; font-family:'Times New Roman,serif'; font-size:12pt;&quot;&gt; &lt;/span&gt;&lt;span style=&quot; font-size:8pt;&quot;&gt; &lt;/span&gt;&lt;/p&gt;&lt;/td&gt;
 &lt;td style=&quot; vertical-align:top; padding-left:0; padding-right:0; padding-top:0; padding-bottom:0;&quot;&gt;
-&lt;p align=&quot;center&quot; style=&quot; margin-top:12px; margin-bottom:12px; margin-left:0px; margin-right:0px; -qt-block-indent:0; text-indent:0px;&quot;&gt;&lt;span style=&quot; font-family:'Times New Roman,serif'; font-size:12pt;&quot;&gt; &lt;/span&gt;&lt;span style=&quot; font-size:8pt;&quot;&gt; &lt;/span&gt;&lt;/p&gt;&lt;/td&gt;&lt;/tr&gt;
+&lt;p align=&quot;center&quot; style=&quot; margin-top:12px; margin-bottom:12px; margin-left:0px; margin-right:0px; -qt-block-indent:0; text-indent:0px;&quot;&gt;&lt;span style=&quot; font-family:'Times New Roman,serif'; font-size:12pt;&quot;&gt; &lt;/span&gt;&lt;span style=&quot; font-size:8pt;&quot;&gt; &lt;/span&gt;&lt;/p&gt;&lt;/td&gt;&lt;/tr&gt;
 &lt;tr&gt;
 &lt;td style=&quot; vertical-align:top; padding-left:0; padding-right:0; padding-top:0; padding-bottom:0;&quot;&gt;
 &lt;p align=&quot;center&quot; style=&quot; margin-top:12px; margin-bottom:12px; margin-left:0px; margin-right:0px; -qt-block-indent:0; text-indent:0px;&quot;&gt;&lt;span style=&quot; font-family:'Times New Roman,serif'; font-size:12pt;&quot;&gt;12&lt;/span&gt;&lt;span style=&quot; font-size:8pt;&quot;&gt; &lt;/span&gt;&lt;/p&gt;&lt;/td&gt;
@@ -430,7 +430,7 @@
 &lt;td&gt;&lt;/td&gt;
 &lt;td width=&quot;8.16667%&quot;&gt;&lt;/td&gt;
 &lt;td&gt;&lt;/td&gt;&lt;/tr&gt;&lt;/table&gt;
-&lt;p style=&quot; margin-top:12px; margin-bottom:12px; margin-left:0px; margin-right:0px; -qt-block-indent:0; text-indent:0px;&quot;&gt;&lt;span style=&quot; font-size:8pt;&quot;&gt;  &lt;/span&gt;&lt;/p&gt;&lt;/body&gt;&lt;/html&gt;</string>
+&lt;p style=&quot; margin-top:12px; margin-bottom:12px; margin-left:0px; margin-right:0px; -qt-block-indent:0; text-indent:0px;&quot;&gt;&lt;span style=&quot; font-size:8pt;&quot;&gt;  &lt;/span&gt;&lt;/p&gt;&lt;/body&gt;&lt;/html&gt;</string>
      </property>
     </widget>
    </item>
```
